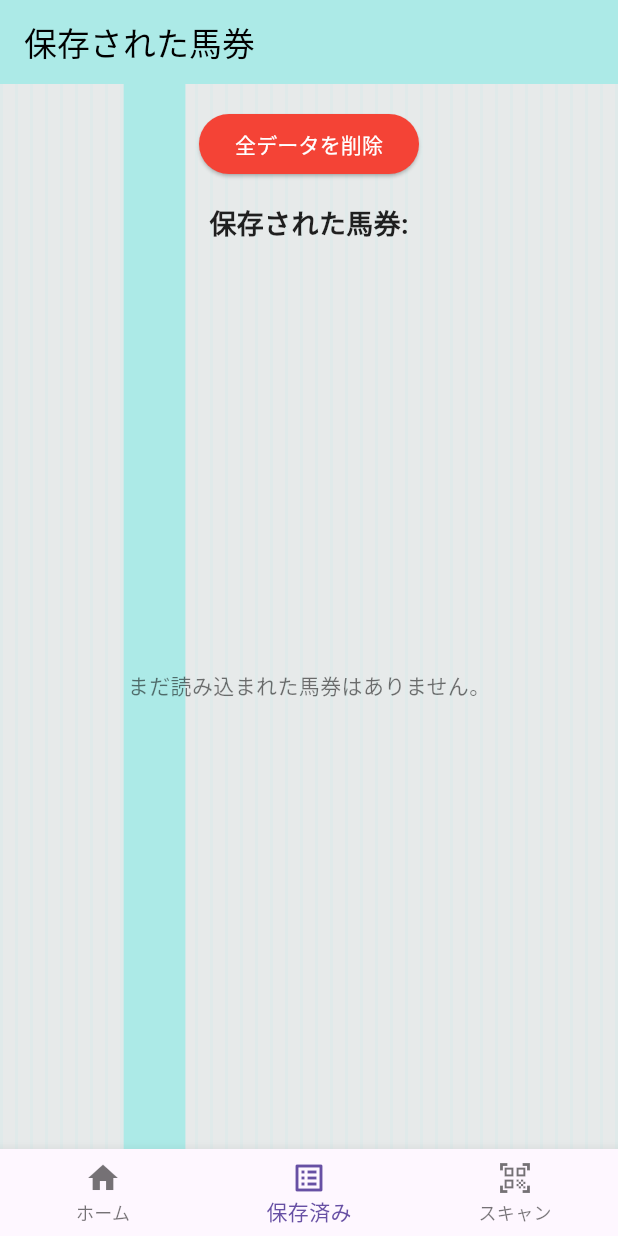
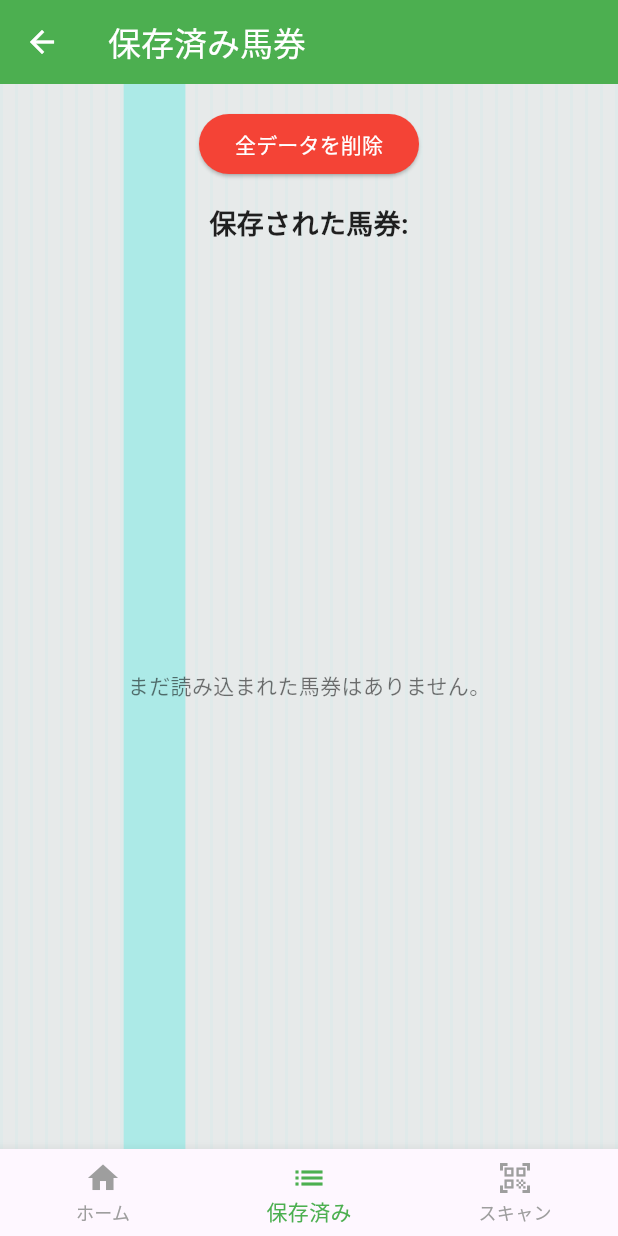
Before and after one commit to locotribe/hetaumakeiba_v2, a Flutter app: the screen it shows after launch, item 2 of the bottom bar chosen, on a phone screen of 412 x 824 dp. Run offline on Flutter 3.47's test engine with Material 3 defaults, Android fonts, the phone set to English and light mode, and no system bars; our stand-ins replace sqflite; missing offline and left inert: mobile_scanner; accounts and stored records are empty.

Commit message:
v5.2.1 組み合わせ数表示まだ アプリバーの 不具合を修正

```diff
--- a/lib/main.dart
+++ b/lib/main.dart
@@ -1,155 +1,123 @@
-// lib/main.dart
 import 'package:flutter/material.dart';
 import 'package:flutter_localizations/flutter_localizations.dart';
-// 各画面をインポート
-import 'package:hetaumakeiba_v2/screens/home_page.dart'; // 新規作成したホーム画面
-import 'package:hetaumakeiba_v2/screens/saved_tickets_list_page.dart'; // 保存済みリスト画面
-import 'package:hetaumakeiba_v2/screens/scan_selection_page.dart'; // スキャン選択画面
-import 'package:hetaumakeiba_v2/screens/qr_scanner_page.dart'; // カメラQRスキャナーページ
-import 'package:hetaumakeiba_v2/screens/gallery_qr_scanner_page.dart'; // ギャラリーQRスキャナーページ
-import 'package:hetaumakeiba_v2/screens/result_page.dart'; // 解析結果ページを再インポート
-import 'package:hetaumakeiba_v2/screens/saved_ticket_detail_page.dart'; // 保存済み馬券詳細ページ (修正済み)
-import 'package:hetaumakeiba_v2/models/qr_data_model.dart'; // QrDataモデル
+import 'package:sqflite/sqflite.dart';
+import 'package:path_provider/path_provider.dart';
+import 'package:path/path.dart';
+import 'dart:io';
 
-void main() {
-  runApp(const MyApp());
+// 修正箇所: インポートパスを修正済み
+import 'package:hetaumakeiba_v2/screens/home_page.dart';
+import 'package:hetaumakeiba_v2/screens/saved_tickets_list_page.dart';
+import 'package:hetaumakeiba_v2/screens/scan_selection_page.dart';
+import 'package:hetaumakeiba_v2/screens/qr_scanner_page.dart'; // 明示的にインポート
+import 'package:hetaumakeiba_v2/screens/gallery_qr_scanner_page.dart'; // 明示的にインポート
+import 'package:hetaumakeiba_v2/screens/result_page.dart'; // 明示的にインポート
+import 'package:hetaumakeiba_v2/screens/saved_ticket_detail_page.dart'; // 明示的にインポート
+import 'package:hetaumakeiba_v2/models/qr_data_model.dart'; // QrDataモデルをインポート
+
+void main() async {
+  WidgetsFlutterBinding.ensureInitialized();
+  final database = await openDatabase(
+    join(await getDatabasesPath(), 'ticket_database.db'),
+    onCreate: (db, version) {
+      return db.execute(
+        'CREATE TABLE qr_data(id INTEGER PRIMARY KEY AUTOINCREMENT, qr_code TEXT, timestamp TEXT)',
+      );
+    },
+    version: 1,
+  );
+  runApp(MyApp(database: database));
 }
 
 class MyApp extends StatelessWidget {
-  const MyApp({super.key});
+  final Database database;
+
+  const MyApp({Key? key, required this.database}) : super(key: key);
 
   @override
   Widget build(BuildContext context) {
     return MaterialApp(
-      home: const MyHomePage(),
+      title: 'へたうま競馬',
+      theme: ThemeData(
+        primarySwatch: Colors.blue,
+        appBarTheme: const AppBarTheme(
+          backgroundColor: Color(0xFF4CAF50), // 緑色
+          foregroundColor: Colors.white, // 文字色を白に
+        ),
+        floatingActionButtonTheme: const FloatingActionButtonThemeData(
+          backgroundColor: Color(0xFF4CAF50), // 緑色
+          foregroundColor: Colors.white, // アイコン色を白に
+        ),
+        bottomNavigationBarTheme: const BottomNavigationBarThemeData(
+          selectedItemColor: Color(0xFF4CAF50), // 選択されたアイコンを緑色に
+          unselectedItemColor: Colors.grey, // 未選択のアイコンをグレーに
+        ),
+      ),
       localizationsDelegates: const [
         GlobalMaterialLocalizations.delegate,
         GlobalWidgetsLocalizations.delegate,
         GlobalCupertinoLocalizations.delegate,
       ],
-      supportedLocales: const [Locale("ja", "JP")],
-      theme: ThemeData(
-        brightness: Brightness.light,
-        primarySwatch: Colors.green,
-        appBarTheme: const AppBarTheme(
-          backgroundColor: Color.fromRGBO(172, 234, 231, 1.0), // 明るいテーマのAppBar色
-          foregroundColor: Colors.black,
-        ),
-      ),
-      darkTheme: ThemeData(
-        brightness: Brightness.dark,
-        scaffoldBackgroundColor: Colors.black,
-        appBarTheme: const AppBarTheme(
-          backgroundColor: Colors.black,
-          foregroundColor: Colors.white,
-        ),
-        textTheme: const TextTheme(bodyMedium: TextStyle(color: Colors.white)),
-        colorScheme: const ColorScheme.dark(primary: Colors.green),
-      ),
-      themeMode: ThemeMode.system,
+      supportedLocales: const [
+        Locale('ja', ''), // 日本語
+      ],
+      home: MyHomePage(database: database),
     );
   }
 }
 
 class MyHomePage extends StatefulWidget {
-  const MyHomePage({super.key});
+  final Database database;
+  final GlobalKey<SavedTicketsListPageState> _savedListKey =
+  GlobalKey<SavedTicketsListPageState>();
+
+  MyHomePage({Key? key, required this.database}) : super(key: key);
 
   @override
   State<MyHomePage> createState() => _MyHomePageState();
 }
 
 class _MyHomePageState extends State<MyHomePage> {
-  int _selectedIndex = 0; // 現在選択されているタブのインデックス
-
-  // 各タブのNavigatorに割り当てるGlobalKey
+  int _selectedIndex = 0;
   final List<GlobalKey<NavigatorState>> _navigatorKeys = [
-    GlobalKey<NavigatorState>(), // For Home tab
-    GlobalKey<NavigatorState>(), // For Saved tab
-    GlobalKey<NavigatorState>(), // For Scan tab
+    GlobalKey<NavigatorState>(), // ホームタブ用
+    GlobalKey<NavigatorState>(), // 保存済みタブ用
+    GlobalKey<NavigatorState>(), // スキャンタブ用
   ];
 
-  // SavedTicketsListPageState にアクセスするためのGlobalKey
-  final GlobalKey<SavedTicketsListPageState> _savedTicketsListKey = GlobalKey<SavedTicketsListPageState>();
+  final List<String> _appBarTitles = const [
+    'へたうま競馬',
+    '保存済み馬券',
+    'スキャン',
+  ];
 
-  // 各タブに対応するウィジェットのリスト
-  late final List<Widget> _widgetOptions; // late を使用してinitStateで初期化
-
-  @override
-  void initState() {
-    super.initState();
-    _widgetOptions = <Widget>[
-      // ホームタブ
+  List<Widget> get _widgetOptions => <Widget>[
     Navigator(
-        key: _navigatorKeys[0], // Keyを割り当て
+      key: _navigatorKeys[0],
       onGenerateRoute: (settings) {
         return MaterialPageRoute(builder: (context) => const HomePage());
       },
     ),
-      // 保存済みタブ
     Navigator(
-        key: _navigatorKeys[1], // Keyを割り当て
+      key: _navigatorKeys[1],
       onGenerateRoute: (settings) {
-          Widget page;
-          if (settings.name == '/detail') {
-            final qrData = settings.arguments as QrData;
-            // SavedTicketDetailPage を直接使用
-            page = SavedTicketDetailPage(qrData: qrData);
-          } else {
-            page = SavedTicketsListPage(key: _savedTicketsListKey); // Keyを割り当て
-          }
-          return MaterialPageRoute(builder: (context) => page);
+        return MaterialPageRoute(
+            builder: (context) =>
+                SavedTicketsListPage(key: widget._savedListKey));
       },
     ),
-      // スキャンタブ
     Navigator(
-        key: _navigatorKeys[2], // Keyを割り当て
+      key: _navigatorKeys[2],
       onGenerateRoute: (settings) {
-          Widget page;
-          if (settings.name == '/camera_scanner') {
-            final args = settings.arguments as Map<String, dynamic>?;
-            // QRScannerPage を直接使用
-            page = QRScannerPage(
-              scanMethod: args?['scanMethod'] ?? 'camera',
-              savedListKey: _savedTicketsListKey, // Keyを渡す
-            );
-          } else if (settings.name == '/gallery_scanner') {
-            final args = settings.arguments as Map<String, dynamic>?;
-            // GalleryQrScannerPage を直接使用
-            page = GalleryQrScannerPage(
-              scanMethod: args?['scanMethod'] ?? 'gallery',
-              savedListKey: _savedTicketsListKey, // Keyを渡す
-            );
-          } else if (settings.name == '/result') { // 新しいResultPageのルートを追加
-            final parsedResult = settings.arguments as Map<String, dynamic>?;
-            // ResultPage を直接使用
-            page = ResultPage(parsedResult: parsedResult);
-          }
-          else {
-            page = ScanSelectionPage(savedListKey: _savedTicketsListKey); // Keyを渡す
-          }
-          return MaterialPageRoute(builder: (context) => page);
+        return MaterialPageRoute(
+            builder: (context) => ScanSelectionPage(
+              savedListKey: widget._savedListKey,
+            ));
       },
     ),
   ];
-  }
 
-  // 各タブのタイトル
-  static const List<String> _appBarTitles = <String>[
-    '馬券QRリーダー', // ホーム
-    '保存された馬券', // 保存済み
-    'スキャン', // スキャン
-  ];
-
-  // BottomNavigationBarのアイテムがタップされたときの処理
   void _onItemTapped(int index) {
-    // スキャンタブに切り替える際に、そのタブのナビゲーションスタックをリセット
-    if (index == 2 && _selectedIndex != 2) { // スキャンタブへの切り替え時のみ
-      _navigatorKeys[index].currentState?.popUntil((route) => route.isFirst);
-    }
-    // 保存済みタブに切り替える際に、データをリロード
-    if (index == 1 && _selectedIndex != 1) { // 保存済みタブへの切り替え時のみ
-      _savedTicketsListKey.currentState?.loadData();
-    }
     setState(() {
       _selectedIndex = index;
     });
@@ -157,44 +125,105 @@ class _MyHomePageState extends State<MyHomePage> {
 
   @override
   Widget build(BuildContext context) {
-    return Scaffold(
+    return PopScope(
+      canPop: false,
+      onPopInvoked: (didPop) async {
+        if (didPop) {
+          return;
+        }
+        final NavigatorState? currentNavigator =
+            _navigatorKeys[_selectedIndex].currentState;
+        if (currentNavigator != null && currentNavigator.canPop()) {
+          currentNavigator.pop();
+        } else if (_selectedIndex != 0) {
+          setState(() {
+            _selectedIndex = 0;
+          });
+        } else {
+          if (mounted) {
+            final bool? shouldExit = await showDialog<bool>(
+              context: context,
+              builder: (context) => AlertDialog(
+                title: const Text('アプリを終了しますか？'),
+                actions: [
+                  TextButton(
+                    onPressed: () => Navigator.of(context).pop(false),
+                    child: const Text('キャンセル'),
+                  ),
+                  TextButton(
+                    onPressed: () => Navigator.of(context).pop(true),
+                    child: const Text('終了'),
+                  ),
+                ],
+              ),
+            );
+            if (shouldExit == true) {
+              if (mounted) {
+                // SystemNavigator.pop(); // アプリを終了
+              }
+            }
+          }
+        }
+      },
+      child: Scaffold(
         appBar: AppBar(
-        title: Text(_appBarTitles[_selectedIndex]), // 選択されたタブに応じてタイトルを変更
+          title: Text(_appBarTitles[_selectedIndex]),
           backgroundColor: Theme.of(context).appBarTheme.backgroundColor,
           foregroundColor: Theme.of(context).appBarTheme.foregroundColor,
-        // 現在のタブのNavigatorがpopできる場合のみ戻るボタンを表示
-        leading: _navigatorKeys[_selectedIndex].currentState?.canPop() == true
-            ? IconButton(
+          // 修正箇所: leading プロパティのロジックを改善
+          leading: Builder(
+            builder: (BuildContext context) {
+              final NavigatorState? currentNavigator =
+                  _navigatorKeys[_selectedIndex].currentState;
+              if (currentNavigator != null && currentNavigator.canPop()) {
+                return IconButton(
                   icon: const Icon(Icons.arrow_back),
                   onPressed: () {
-            // 現在のタブのNavigatorでpopを試みる
-            _navigatorKeys[_selectedIndex].currentState?.pop();
+                    currentNavigator.pop();
+                    // pop 後に AppBar が再ビルドされ、canPop() が再評価されるように setState を呼び出す
+                    setState(() {});
                   },
-        )
-            : null, // popできない場合は戻るボタンを表示しない
+                );
+              } else if (_selectedIndex != 0) {
+                // 現在のタブがホームタブ以外で、かつそのタブのルートにいる場合、ホームタブに戻るボタンを表示
+                return IconButton(
+                  icon: const Icon(Icons.arrow_back),
+                  onPressed: () {
+                    setState(() {
+                      _selectedIndex = 0; // ホームタブに切り替える
+                    });
+                  },
+                );
+              } else {
+                // ホームタブのルートにいる場合、戻るボタンは表示しない
+                // 修正箇所: nullの代わりにSizedBox.shrink()を返す
+                return const SizedBox.shrink();
+              }
+            },
+          ),
         ),
         body: IndexedStack(
           index: _selectedIndex,
-        children: _widgetOptions, // 選択されたタブのウィジェットを表示
+          children: _widgetOptions,
         ),
         bottomNavigationBar: BottomNavigationBar(
           items: const <BottomNavigationBarItem>[
             BottomNavigationBarItem(
-            icon: Icon(Icons.home), // ホームアイコン
+              icon: Icon(Icons.home),
               label: 'ホーム',
             ),
             BottomNavigationBarItem(
-            icon: Icon(Icons.list_alt), // 保存済みリストのアイコン
+              icon: Icon(Icons.list),
               label: '保存済み',
             ),
             BottomNavigationBarItem(
-            icon: Icon(Icons.qr_code_scanner), // スキャンのアイコン
+              icon: Icon(Icons.qr_code_scanner),
               label: 'スキャン',
             ),
           ],
-        currentIndex: _selectedIndex, // 現在選択されているインデックス
-        selectedItemColor: Theme.of(context).primaryColor, // 選択されたアイテムの色
-        onTap: _onItemTapped, // タップ時の処理
+          currentIndex: _selectedIndex,
+          onTap: _onItemTapped,
+        ),
       ),
     );
   }
```
Lines whose indentation alone changed are shown as unchanged.
